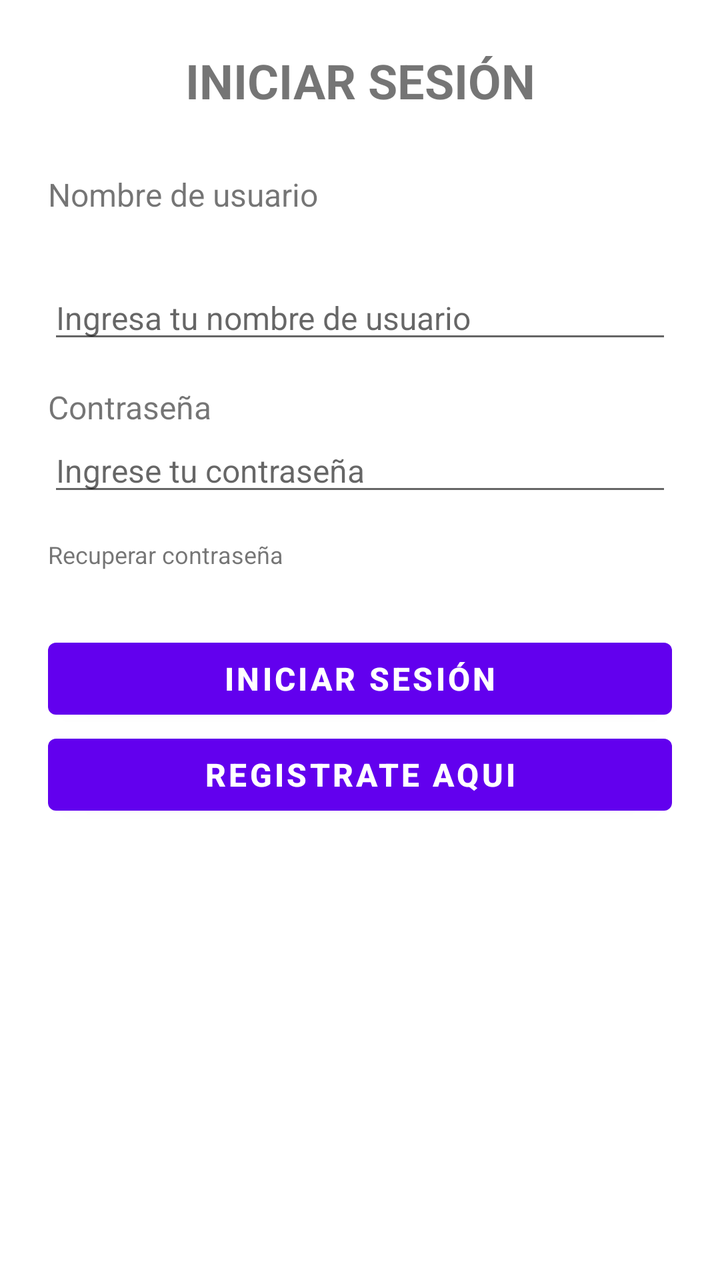
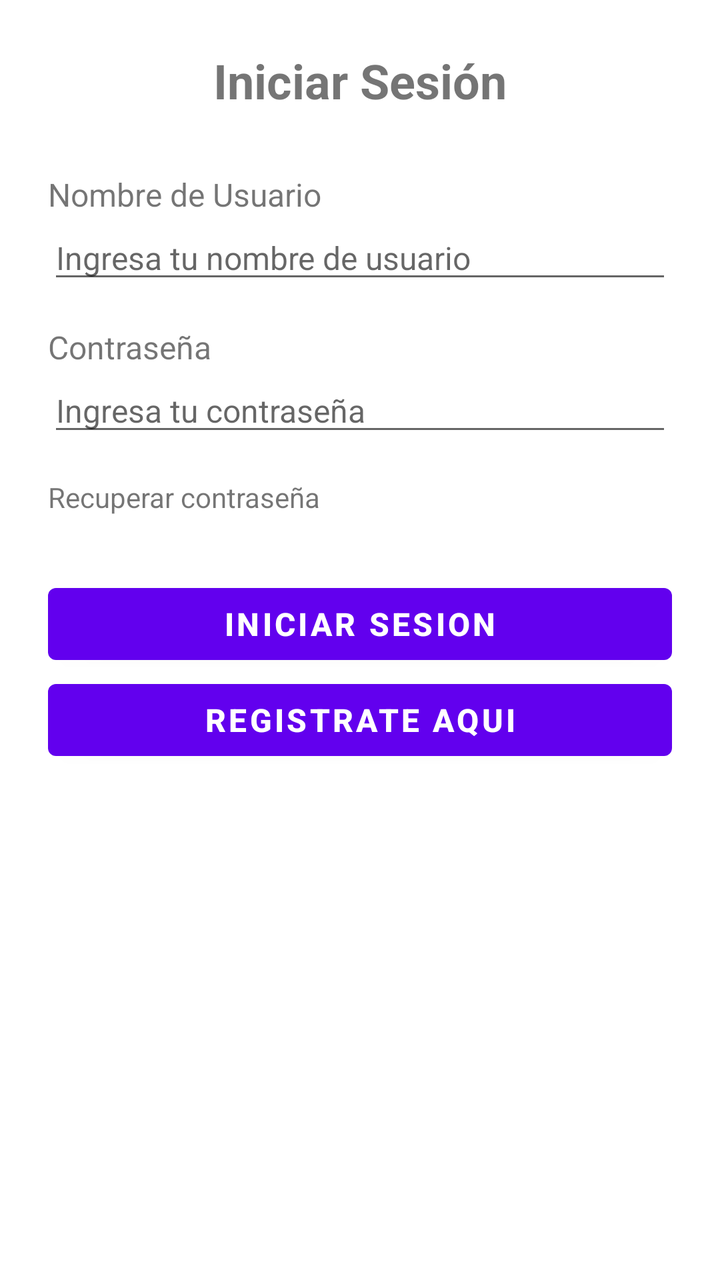

Compare the two renders of this Android layout. The source of the first and the diff that turns it into the second are given below.
<!-- AndroidManifest.xml: application theme Theme.SurMarket -->
<!-- res/layout/fragment_login.xml -->
<?xml version="1.0" encoding="utf-8"?>
<ScrollView xmlns:android="http://schemas.android.com/apk/res/android"
    xmlns:tools="http://schemas.android.com/tools"
    android:layout_width="match_parent"
    android:layout_height="match_parent"
    tools:context=".FragmentLogin">
    <LinearLayout
        android:layout_width="match_parent"
        android:layout_height="wrap_content"
        android:orientation="vertical"
        android:padding="@dimen/frg_container_padding"
        >
        <View
            android:layout_width="match_parent"
            android:layout_height="0dp"
            android:layout_weight="1"
            />
        <TextView
            android:id="@+id/TXV_frg_login_title"
            android:layout_width="match_parent"
            android:layout_height="wrap_content"
            android:text="@string/frg_login_title"
            android:textSize="@dimen/frg_login_textsize"
            android:textStyle="bold"
            android:gravity="center"
            android:layout_marginBottom="30dp"
            />
        <TextView
            android:id="@+id/TXV_frg_login_username"
            android:layout_width="match_parent"
            android:layout_height="wrap_content"
            android:text="@string/frg_login_txvusername"
            android:textSize="@dimen/frg_label_textsize"
            android:layout_marginBottom="30dp"
            />

        <EditText
            android:id="@+id/ETX_frg_login_username"
            android:layout_width="match_parent"
            android:layout_height="wrap_content"
            android:layout_marginBottom="16sp"
            android:hint="@string/frg_login_etxusername"
            android:inputType="text"
            android:textSize="@dimen/frg_edittext_textsize" />

        <TextView
            android:id="@+id/TXV_frg_login_password"
            android:layout_width="match_parent"
            android:layout_height="wrap_content"
            android:text="@string/frg_login_txvpassword"
            android:textSize="@dimen/frg_label_textsize"
            />
        <EditText
            android:id="@+id/ETX_frg_login_password"
            android:layout_width="match_parent"
            android:layout_height="wrap_content"
            android:hint="@string/frg_login_etxpassword"
            android:textSize="@dimen/frg_edittext_textsize"
            android:inputType="textPassword"
            android:layout_marginBottom="16sp"
            />
        <TextView
            android:id="@+id/txv_frg_login_recover"
            android:layout_width="wrap_content"
            android:layout_height="wrap_content"
            android:text="@string/frg_login_txvrecover"
            android:clickable="true"
            android:focusable="true"
            android:textSize="@dimen/frg_textview2_textsize"
            android:layout_marginBottom="30dp"
            />

        <View
            android:layout_width="match_parent"
            android:layout_height="0dp"
            android:layout_weight="2"
            />
        <Button
            android:id="@+id/btn_frg_login"
            android:layout_width="match_parent"
            android:layout_height="wrap_content"
            android:text="@string/btn_frg_login"
            android:textSize="@dimen/frgbutton_textsize"
            android:textStyle="bold"
            />
        <Button
            android:id="@+id/btn1_frg_login"
            android:layout_width="match_parent"
            android:layout_height="wrap_content"
            android:text="@string/btn1_frg_login"
            android:textSize="@dimen/frgbutton_textsize"
            android:textStyle="bold"
            />
    </LinearLayout>

</ScrollView>
<!-- resources referenced by this layout -->
<resources>
  <dimen name="frg_container_padding">24dp</dimen>
  <dimen name="frg_edittext_textsize">16sp</dimen>
  <dimen name="frg_label_textsize">16sp</dimen>
  <dimen name="frg_login_textsize">24sp</dimen>
  <dimen name="frg_textview2_textsize">12</dimen>
  <dimen name="frgbutton_textsize">16sp</dimen>
  <string name="btn1_frg_login">Registrate aqui</string>
  <string name="btn_frg_login">Iniciar Sesión</string>
  <string name="frg_login_etxpassword">Ingrese tu contraseña</string>
  <string name="frg_login_etxusername">Ingresa tu nombre de usuario</string>
  <string name="frg_login_title">INICIAR SESIÓN</string>
  <string name="frg_login_txvpassword">Contraseña</string>
  <string name="frg_login_txvrecover">Recuperar contraseña</string>
  <string name="frg_login_txvusername">Nombre de usuario</string>
  <style name="Theme.SurMarket" parent="Theme.MaterialComponents.DayNight.DarkActionBar">
          
          <item name="colorPrimary">@color/purple_500</item>
          <item name="colorPrimaryVariant">@color/purple_700</item>
          <item name="colorOnPrimary">@color/white</item>
          
          <item name="colorSecondary">@color/teal_200</item>
          <item name="colorSecondaryVariant">@color/teal_700</item>
          <item name="colorOnSecondary">@color/black</item>
          
          <item name="android:statusBarColor">?attr/colorPrimaryVariant</item>
          
      </style>
  <color name="purple_500">#FF6200EE</color>
  <color name="purple_700">#FF3700B3</color>
  <color name="white">#FFFFFFFF</color>
  <color name="teal_200">#FF03DAC5</color>
  <color name="teal_700">#FF018786</color>
  <color name="black">#FF000000</color>
</resources>

<!-- the commit's change to res/layout/fragment_login.xml (unified diff, before → after) -->
@@ -8,89 +8,82 @@
         android:layout_width="match_parent"
         android:layout_height="wrap_content"
         android:orientation="vertical"
-        android:padding="@dimen/frg_container_padding"
-        >
+        android:padding="@dimen/FRGContainerPadding">
         <View
             android:layout_width="match_parent"
             android:layout_height="0dp"
-            android:layout_weight="1"
-            />
+            android:layout_weight="1"/>
         <TextView
-            android:id="@+id/TXV_frg_login_title"
+            android:id="@+id/TXV_FRGLogin_Title"
             android:layout_width="match_parent"
             android:layout_height="wrap_content"
-            android:text="@string/frg_login_title"
-            android:textSize="@dimen/frg_login_textsize"
+            android:text="@string/FRGLogin_Title"
+            android:textSize="@dimen/FRGTitleTextSize"
             android:textStyle="bold"
             android:gravity="center"
             android:layout_marginBottom="30dp"
             />
         <TextView
-            android:id="@+id/TXV_frg_login_username"
+            android:id="@+id/TXV_FRGLogin_UserName"
             android:layout_width="match_parent"
             android:layout_height="wrap_content"
-            android:text="@string/frg_login_txvusername"
-            android:textSize="@dimen/frg_label_textsize"
+            android:text="@string/FRGLogin_TXVUserName"
+            android:textSize="@dimen/FRGLabelTextSize"
+            />
+        <EditText
+            android:id="@+id/ETX_FRGLogin_UserName"
+            android:layout_width="match_parent"
+            android:layout_height="wrap_content"
+            android:hint="@string/FRGLogin_ETXUserName"
+            android:textSize="@dimen/FRGEditTextTextSize"
+            android:inputType="text"
+            android:layout_marginBottom="16dp"
+            />
+        <TextView
+            android:id="@+id/TXV_FRGLogin_Password"
+            android:layout_width="match_parent"
+            android:layout_height="wrap_content"
+            android:text="@string/FRGLogin_TXVPassword"
+            android:textSize="@dimen/FRGLabelTextSize"
+            />
+        <EditText
+            android:id="@+id/ETX_FRGLogin_Password"
+            android:layout_width="match_parent"
+            android:layout_height="wrap_content"
+            android:hint="@string/FRGLogin_ETXPassword"
+            android:textSize="@dimen/FRGEditTextTextSize"
+            android:inputType="textPassword"
+            android:layout_marginBottom="16dp"
+            />
+        <TextView
+            android:id="@+id/TXV_FRGLogin_RecoverPassword"
+            android:layout_width="wrap_content"
+            android:layout_height="wrap_content"
+            android:text="@string/FRGLogin_TXVRecoverPassword"
+            android:clickable="true"
+            android:focusable="true"
+            android:textSize="@dimen/FRGTextView2TextSize"
             android:layout_marginBottom="30dp"
             />
-
-        <EditText
-            android:id="@+id/ETX_frg_login_username"
-            android:layout_width="match_parent"
-            android:layout_height="wrap_content"
-            android:layout_marginBottom="16sp"
-            android:hint="@string/frg_login_etxusername"
-            android:inputType="text"
-            android:textSize="@dimen/frg_edittext_textsize" />
-
-        <TextView
-            android:id="@+id/TXV_frg_login_password"
-            android:layout_width="match_parent"
-            android:layout_height="wrap_content"
-            android:text="@string/frg_login_txvpassword"
-            android:textSize="@dimen/frg_label_textsize"
-            />
-        <EditText
-            android:id="@+id/ETX_frg_login_password"
-            android:layout_width="match_parent"
-            android:layout_height="wrap_content"
-            android:hint="@string/frg_login_etxpassword"
-            android:textSize="@dimen/frg_edittext_textsize"
-            android:inputType="textPassword"
-            android:layout_marginBottom="16sp"
-            />
-        <TextView
-            android:id="@+id/txv_frg_login_recover"
-            android:layout_width="wrap_content"
-            android:layout_height="wrap_content"
-            android:text="@string/frg_login_txvrecover"
-            android:clickable="true"
-            android:focusable="true"
-            android:textSize="@dimen/frg_textview2_textsize"
-            android:layout_marginBottom="30dp"
-            />
-
         <View
             android:layout_width="match_parent"
             android:layout_height="0dp"
-            android:layout_weight="2"
-            />
+            android:layout_weight="2"/>
         <Button
-            android:id="@+id/btn_frg_login"
+            android:id="@+id/BTN_FRGLogin_Login"
             android:layout_width="match_parent"
             android:layout_height="wrap_content"
-            android:text="@string/btn_frg_login"
-            android:textSize="@dimen/frgbutton_textsize"
+            android:text="@string/FRGLogin_BTNLogin"
+            android:textSize="@dimen/FRGButtonTextSize"
             android:textStyle="bold"
             />
         <Button
-            android:id="@+id/btn1_frg_login"
+            android:id="@+id/BTN_FRGLogin_Register"
             android:layout_width="match_parent"
             android:layout_height="wrap_content"
-            android:text="@string/btn1_frg_login"
-            android:textSize="@dimen/frgbutton_textsize"
+            android:text="@string/FRGLogin_BTNRegister"
+            android:textSize="@dimen/FRGButtonTextSize"
             android:textStyle="bold"
             />
     </LinearLayout>
-
 </ScrollView>
<!-- resource entries referenced after the edit -->
@@ -1,19 +1,19 @@
 <!-- resources referenced by this layout -->
 <resources>
-  <dimen name="frg_container_padding">24dp</dimen>
-  <dimen name="frg_edittext_textsize">16sp</dimen>
-  <dimen name="frg_label_textsize">16sp</dimen>
-  <dimen name="frg_login_textsize">24sp</dimen>
-  <dimen name="frg_textview2_textsize">12</dimen>
-  <dimen name="frgbutton_textsize">16sp</dimen>
-  <string name="btn1_frg_login">Registrate aqui</string>
-  <string name="btn_frg_login">Iniciar Sesión</string>
-  <string name="frg_login_etxpassword">Ingrese tu contraseña</string>
-  <string name="frg_login_etxusername">Ingresa tu nombre de usuario</string>
-  <string name="frg_login_title">INICIAR SESIÓN</string>
-  <string name="frg_login_txvpassword">Contraseña</string>
-  <string name="frg_login_txvrecover">Recuperar contraseña</string>
-  <string name="frg_login_txvusername">Nombre de usuario</string>
+  <dimen name="FRGButtonTextSize">16sp</dimen>
+  <dimen name="FRGContainerPadding">24dp</dimen>
+  <dimen name="FRGEditTextTextSize">16sp</dimen>
+  <dimen name="FRGLabelTextSize">16sp</dimen>
+  <dimen name="FRGTextView2TextSize">14sp</dimen>
+  <dimen name="FRGTitleTextSize">24sp</dimen>
+  <string name="FRGLogin_BTNLogin">Iniciar Sesion</string>
+  <string name="FRGLogin_BTNRegister">Registrate Aqui</string>
+  <string name="FRGLogin_ETXPassword">Ingresa tu contraseña</string>
+  <string name="FRGLogin_ETXUserName">Ingresa tu nombre de usuario</string>
+  <string name="FRGLogin_TXVPassword">Contraseña</string>
+  <string name="FRGLogin_TXVRecoverPassword">Recuperar contraseña</string>
+  <string name="FRGLogin_TXVUserName">Nombre de Usuario</string>
+  <string name="FRGLogin_Title">Iniciar Sesión</string>
   <style name="Theme.SurMarket" parent="Theme.MaterialComponents.DayNight.DarkActionBar">
           
           <item name="colorPrimary">@color/purple_500</item>
